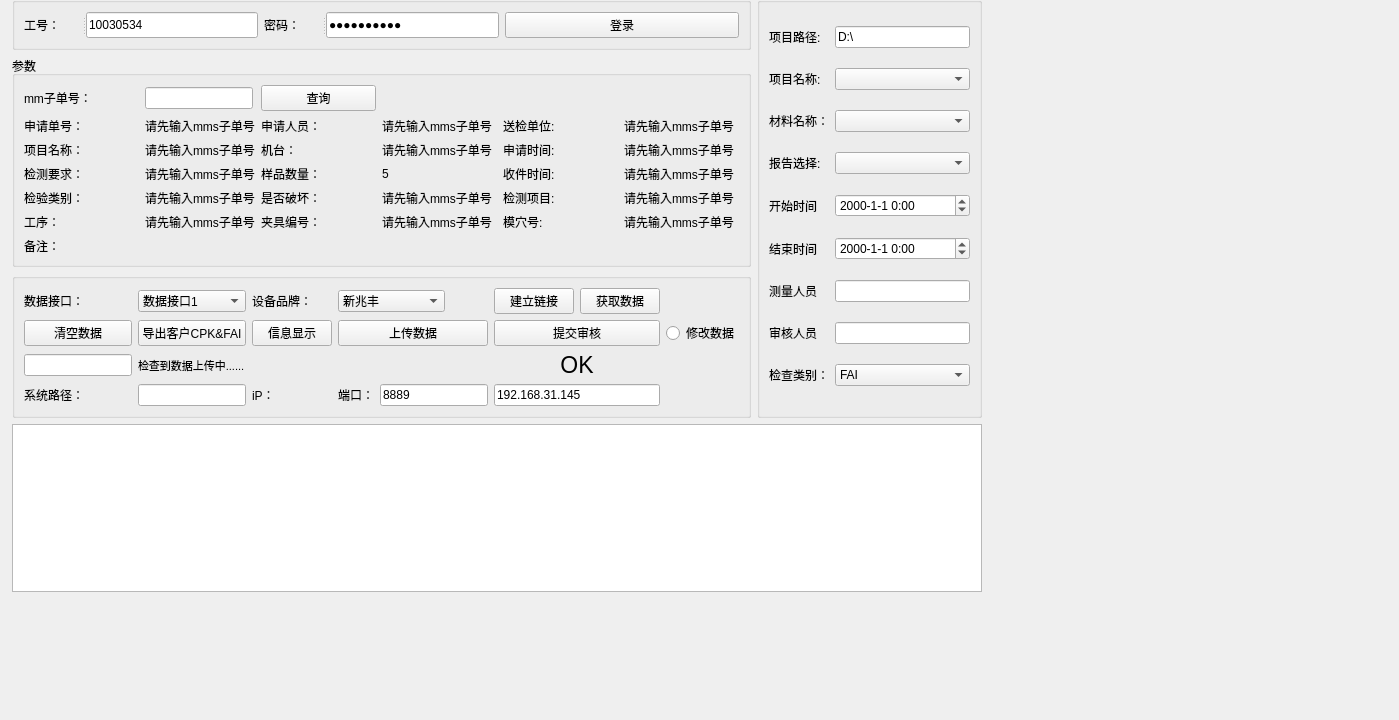
This is zw_project_1_0/operationinterface.ui in PX007XP/LY_SDK as Qt 5 draws it before an edit. The edited form follows.
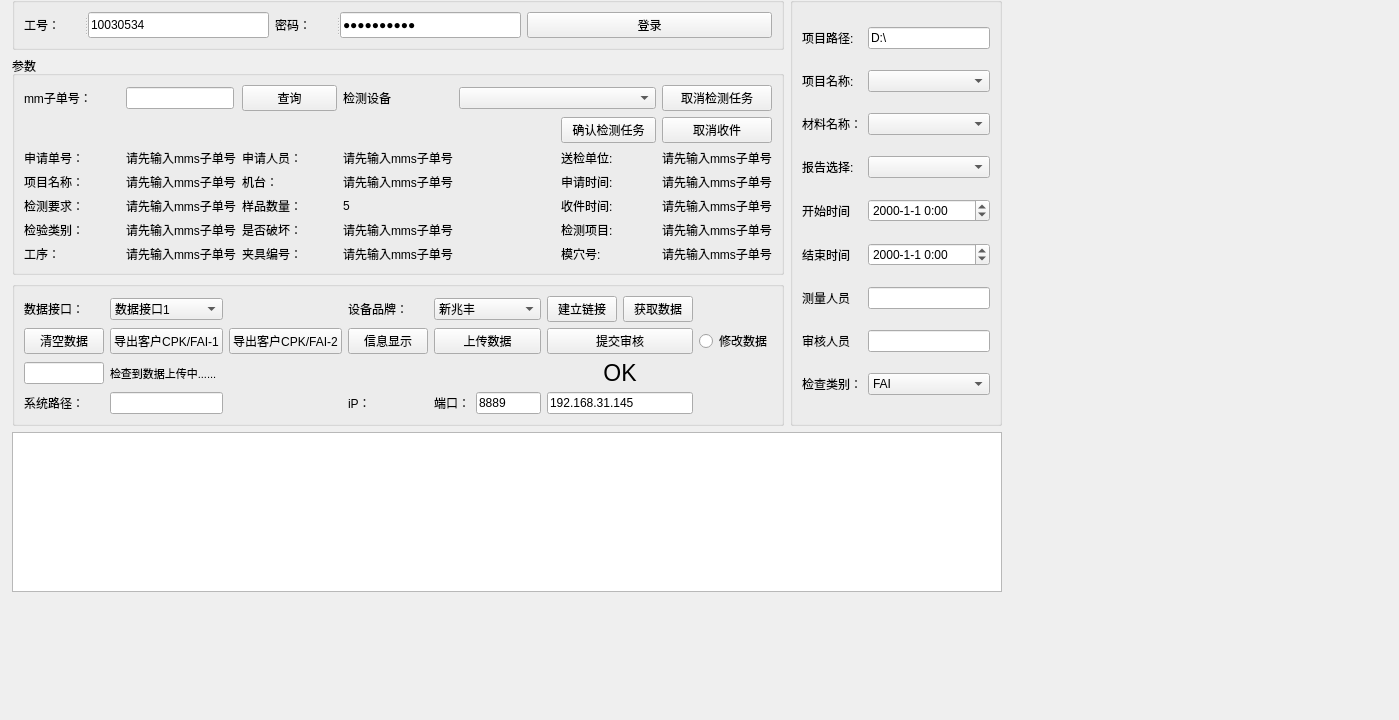
This is the edited form. Custom widgets are drawn as their Qt base class.

Commit message: 界面优化 新增确认检测 取消收件 取消检测等按钮功能

Diff of the .ui file:
```diff
--- a/zw_project_1_0/operationinterface.ui
+++ b/zw_project_1_0/operationinterface.ui
@@ -18,7 +18,7 @@
     <rect>
      <x>12</x>
      <y>-17</y>
-     <width>970</width>
+     <width>990</width>
      <height>609</height>
     </rect>
    </property>
@@ -96,84 +96,21 @@
              <string>参数</string>
             </property>
             <layout class="QGridLayout" name="gridLayout_5">
-             <item row="0" column="2">
-              <widget class="QPushButton" name="GetInfoButton">
-               <property name="text">
-                <string>查询</string>
-               </property>
-              </widget>
-             </item>
-             <item row="2" column="3">
-              <widget class="QLabel" name="label_jitai">
-               <property name="text">
-                <string>请先输入mms子单号</string>
-               </property>
-              </widget>
-             </item>
-             <item row="6" column="0">
-              <widget class="QLabel" name="label_beizhu">
-               <property name="text">
-                <string>备注：</string>
-               </property>
-              </widget>
-             </item>
-             <item row="4" column="2">
-              <widget class="QLabel" name="label_38">
-               <property name="text">
-                <string>是否破坏：</string>
-               </property>
-              </widget>
-             </item>
-             <item row="4" column="1">
-              <widget class="QLabel" name="label_jianyanleibie">
-               <property name="text">
-                <string>请先输入mms子单号</string>
-               </property>
-              </widget>
-             </item>
-             <item row="1" column="5">
-              <widget class="QLabel" name="label_25">
-               <property name="text">
-                <string>送检单位:</string>
-               </property>
-              </widget>
-             </item>
-             <item row="5" column="1">
-              <widget class="QLabel" name="label_gongxu">
-               <property name="text">
-                <string>请先输入mms子单号</string>
-               </property>
-              </widget>
-             </item>
-             <item row="1" column="2">
-              <widget class="QLabel" name="label_23">
-               <property name="text">
-                <string>申请人员：</string>
-               </property>
-              </widget>
-             </item>
-             <item row="1" column="6">
-              <widget class="QLabel" name="label_songjiandanwei">
-               <property name="text">
-                <string>请先输入mms子单号</string>
-               </property>
-              </widget>
-             </item>
-             <item row="4" column="5">
-              <widget class="QLabel" name="label_41">
-               <property name="text">
-                <string>检测项目:</string>
-               </property>
-              </widget>
-             </item>
-             <item row="4" column="3">
-              <widget class="QLabel" name="label_shifoupohuai">
+             <item row="7" column="6">
+              <widget class="QLabel" name="label_muxuehao">
                <property name="text">
                 <string>请先输入mms子单号</string>
                </property>
               </widget>
              </item>
              <item row="5" column="3">
+              <widget class="QLabel" name="label_yangpingshuliang">
+               <property name="text">
+                <string>5</string>
+               </property>
+              </widget>
+             </item>
+             <item row="7" column="3">
               <widget class="QLabel" name="label_jiajubianhao">
                <property name="text">
                 <string>请先输入mms子单号</string>
@@ -181,110 +118,131 @@
               </widget>
              </item>
              <item row="5" column="2">
-              <widget class="QLabel" name="label_44">
-               <property name="text">
-                <string>夹具编号：</string>
-               </property>
-              </widget>
-             </item>
-             <item row="4" column="0">
-              <widget class="QLabel" name="label_42">
-               <property name="text">
-                <string>检验类别：</string>
-               </property>
-              </widget>
-             </item>
-             <item row="5" column="6">
-              <widget class="QLabel" name="label_muxuehao">
-               <property name="text">
-                <string>请先输入mms子单号</string>
-               </property>
-              </widget>
-             </item>
-             <item row="4" column="6">
-              <widget class="QLabel" name="label_jiancexiangmu">
-               <property name="text">
-                <string>请先输入mms子单号</string>
-               </property>
-              </widget>
-             </item>
-             <item row="2" column="1">
-              <widget class="QLabel" name="label_xiangmmumingchen">
-               <property name="text">
-                <string>请先输入mms子单号</string>
-               </property>
-              </widget>
-             </item>
-             <item row="2" column="5">
-              <widget class="QLabel" name="label_29">
-               <property name="text">
-                <string>申请时间:</string>
-               </property>
-              </widget>
-             </item>
-             <item row="3" column="2">
               <widget class="QLabel" name="label_32">
                <property name="text">
                 <string>样品数量：</string>
                </property>
               </widget>
              </item>
-             <item row="3" column="6">
+             <item row="2" column="5">
+              <widget class="QPushButton" name="confirmTask">
+               <property name="text">
+                <string>确认检测任务</string>
+               </property>
+              </widget>
+             </item>
+             <item row="7" column="1">
+              <widget class="QLabel" name="label_gongxu">
+               <property name="text">
+                <string>请先输入mms子单号</string>
+               </property>
+              </widget>
+             </item>
+             <item row="5" column="6">
               <widget class="QLabel" name="label_shoujianshijian">
                <property name="text">
                 <string>请先输入mms子单号</string>
                </property>
               </widget>
              </item>
-             <item row="1" column="0">
-              <widget class="QLabel" name="label_20">
-               <property name="text">
-                <string>申请单号：</string>
-               </property>
-              </widget>
-             </item>
-             <item row="3" column="5">
-              <widget class="QLabel" name="label_35">
-               <property name="text">
-                <string>收件时间:</string>
-               </property>
-              </widget>
-             </item>
-             <item row="5" column="5">
+             <item row="7" column="5">
               <widget class="QLabel" name="label_47">
                <property name="text">
                 <string>模穴号:</string>
                </property>
               </widget>
              </item>
+             <item row="0" column="0">
+              <widget class="QLabel" name="label_19">
+               <property name="text">
+                <string>mm子单号：</string>
+               </property>
+              </widget>
+             </item>
+             <item row="5" column="5">
+              <widget class="QLabel" name="label_35">
+               <property name="text">
+                <string>收件时间:</string>
+               </property>
+              </widget>
+             </item>
+             <item row="4" column="2">
+              <widget class="QLabel" name="label_26">
+               <property name="text">
+                <string>机台：</string>
+               </property>
+              </widget>
+             </item>
+             <item row="6" column="6">
+              <widget class="QLabel" name="label_jiancexiangmu">
+               <property name="text">
+                <string>请先输入mms子单号</string>
+               </property>
+              </widget>
+             </item>
+             <item row="6" column="1">
+              <widget class="QLabel" name="label_jianyanleibie">
+               <property name="text">
+                <string>请先输入mms子单号</string>
+               </property>
+              </widget>
+             </item>
+             <item row="0" column="3">
+              <widget class="QLabel" name="label_8">
+               <property name="text">
+                <string>检测设备</string>
+               </property>
+              </widget>
+             </item>
              <item row="2" column="6">
-              <widget class="QLabel" name="label_shenqingshijian">
+              <widget class="QPushButton" name="cancleRecieve">
                <property name="text">
-                <string>请先输入mms子单号</string>
+                <string>取消收件</string>
                </property>
               </widget>
              </item>
-             <item row="3" column="3">
-              <widget class="QLabel" name="label_yangpingshuliang">
+             <item row="6" column="0">
+              <widget class="QLabel" name="label_42">
                <property name="text">
-                <string>5</string>
+                <string>检验类别：</string>
                </property>
               </widget>
              </item>
-             <item row="2" column="0">
-              <widget class="QLabel" name="label_30">
-               <property name="text">
-                <string>项目名称：</string>
-               </property>
-              </widget>
-             </item>
-             <item row="3" column="1">
+             <item row="5" column="1">
               <widget class="QLabel" name="label_jianceyaoqiu">
                <property name="text">
                 <string>请先输入mms子单号</string>
                </property>
               </widget>
              </item>
+             <item row="3" column="0">
+              <widget class="QLabel" name="label_20">
+               <property name="text">
+                <string>申请单号：</string>
+               </property>
+              </widget>
+             </item>
+             <item row="3" column="1">
+              <widget class="QLabel" name="label_shenqingdanhao">
+               <property name="text">
+                <string>请先输入mms子单号</string>
+               </property>
+              </widget>
+             </item>
+             <item row="6" column="3">
+              <widget class="QLabel" name="label_shifoupohuai">
+               <property name="text">
+                <string>请先输入mms子单号</string>
+               </property>
+              </widget>
+             </item>
+             <item row="4" column="3">
+              <widget class="QLabel" name="label_jitai">
+               <property name="text">
+                <string>请先输入mms子单号</string>
+               </property>
+              </widget>
+             </item>
              <item row="0" column="1">
               <widget class="QLineEdit" name="NumberEdit">
                <property name="sizePolicy">
@@ -298,45 +256,111 @@
                </property>
               </widget>
              </item>
-             <item row="3" column="0">
-              <widget class="QLabel" name="label_36">
-               <property name="text">
-                <string>检测要求：</string>
-               </property>
-              </widget>
+             <item row="0" column="4" colspan="2">
+              <widget class="QComboBox" name="checkMachineList"/>
              </item>
-             <item row="5" column="0">
+             <item row="7" column="0">
               <widget class="QLabel" name="label_48">
                <property name="text">
                 <string>工序：</string>
                </property>
               </widget>
              </item>
-             <item row="1" column="3">
+             <item row="6" column="2">
+              <widget class="QLabel" name="label_38">
+               <property name="text">
+                <string>是否破坏：</string>
+               </property>
+              </widget>
+             </item>
+             <item row="3" column="3">
               <widget class="QLabel" name="lable_shenqingrenyuan">
                <property name="text">
                 <string>请先输入mms子单号</string>
                </property>
               </widget>
              </item>
-             <item row="2" column="2">
-              <widget class="QLabel" name="label_26">
+             <item row="7" column="2">
+              <widget class="QLabel" name="label_44">
                <property name="text">
-                <string>机台：</string>
+                <string>夹具编号：</string>
                </property>
               </widget>
              </item>
-             <item row="1" column="1">
-              <widget class="QLabel" name="label_shenqingdanhao">
+             <item row="4" column="0">
+              <widget class="QLabel" name="label_30">
                <property name="text">
+                <string>项目名称：</string>
+               </property>
+              </widget>
+             </item>
+             <item row="4" column="6">
+              <widget class="QLabel" name="label_shenqingshijian">
+               <property name="text">
                 <string>请先输入mms子单号</string>
                </property>
               </widget>
              </item>
-             <item row="0" column="0">
-              <widget class="QLabel" name="label_19">
+             <item row="3" column="2">
+              <widget class="QLabel" name="label_23">
                <property name="text">
-                <string>mm子单号：</string>
+                <string>申请人员：</string>
+               </property>
+              </widget>
+             </item>
+             <item row="3" column="5">
+              <widget class="QLabel" name="label_25">
+               <property name="text">
+                <string>送检单位:</string>
+               </property>
+              </widget>
+             </item>
+             <item row="6" column="5">
+              <widget class="QLabel" name="label_41">
+               <property name="text">
+                <string>检测项目:</string>
+               </property>
+              </widget>
+             </item>
+             <item row="0" column="6">
+              <widget class="QPushButton" name="cancleTask">
+               <property name="text">
+                <string>取消检测任务</string>
+               </property>
+              </widget>
+             </item>
+             <item row="4" column="1">
+              <widget class="QLabel" name="label_xiangmmumingchen">
+               <property name="text">
+                <string>请先输入mms子单号</string>
+               </property>
+              </widget>
+             </item>
+             <item row="3" column="6">
+              <widget class="QLabel" name="label_songjiandanwei">
+               <property name="text">
+                <string>请先输入mms子单号</string>
+               </property>
+              </widget>
+             </item>
+             <item row="4" column="5">
+              <widget class="QLabel" name="label_29">
+               <property name="text">
+                <string>申请时间:</string>
+               </property>
+              </widget>
+             </item>
+             <item row="0" column="2">
+              <widget class="QPushButton" name="GetInfoButton">
+               <property name="text">
+                <string>查询</string>
+               </property>
+              </widget>
+             </item>
+             <item row="5" column="0">
+              <widget class="QLabel" name="label_36">
+               <property name="text">
+                <string>检测要求：</string>
                </property>
               </widget>
              </item>
@@ -351,37 +375,6 @@
            <string/>
           </property>
           <layout class="QGridLayout" name="gridLayout">
-           <item row="1" column="7">
-            <widget class="QPushButton" name="ComCheckButton">
-             <property name="text">
-              <string>提交审核</string>
-             </property>
-            </widget>
-           </item>
-           <item row="5" column="7">
-            <widget class="QLineEdit" name="IpEdit">
-             <property name="text">
-              <string>192.168.31.145</string>
-             </property>
-            </widget>
-           </item>
-           <item row="1" column="0">
-            <widget class="QPushButton" name="ClearDataButton">
-             <property name="text">
-              <string>清空数据</string>
-             </property>
-            </widget>
-           </item>
-           <item row="1" column="8">
-            <widget class="QRadioButton" name="radioButton">
-             <property name="text">
-              <string>修改数据</string>
-             </property>
-            </widget>
-           </item>
-           <item row="5" column="1">
-            <widget class="QLineEdit" name="lineEdit_3"/>
-           </item>
            <item row="5" column="6">
             <layout class="QHBoxLayout" name="horizontalLayout_2">
              <item>
@@ -400,20 +393,6 @@
              </item>
             </layout>
            </item>
-           <item row="1" column="1">
-            <widget class="QPushButton" name="DownLoadFileButton">
-             <property name="text">
-              <string>导出客户CPK&amp;&amp;FAI</string>
-             </property>
-            </widget>
-           </item>
-           <item row="5" column="0">
-            <widget class="QLabel" name="label_6">
-             <property name="text">
-              <string>系统路径：</string>
-             </property>
-            </widget>
-           </item>
            <item row="0" column="5">
             <widget class="QLabel" name="label_7">
              <property name="sizePolicy">
@@ -444,122 +423,10 @@
              </item>
             </widget>
            </item>
-           <item row="0" column="6">
-            <widget class="QComboBox" name="sehbeicomboBox">
-             <property name="sizePolicy">
-              <sizepolicy hsizetype="Fixed" vsizetype="Fixed">
-               <horstretch>0</horstretch>
-               <verstretch>0</verstretch>
-              </sizepolicy>
-             </property>
-             <property name="currentIndex">
-              <number>0</number>
-             </property>
-             <item>
-              <property name="text">
-               <string>新兆丰</string>
-              </property>
-             </item>
-             <item>
-              <property name="text">
-               <string>MicroVu</string>
-              </property>
-             </item>
-             <item>
-              <property name="text">
-               <string>老兆丰</string>
-              </property>
-             </item>
-             <item>
-              <property name="text">
-               <string>海克斯康OMM</string>
-              </property>
-             </item>
-             <item>
-              <property name="text">
-               <string>海克斯康CMM</string>
-              </property>
-             </item>
-             <item>
-              <property name="text">
-               <string>HG&amp;MIC</string>
-              </property>
-             </item>
-            </widget>
-           </item>
-           <item row="0" column="7">
-            <layout class="QHBoxLayout" name="horizontalLayout_3">
-             <item>
-              <widget class="QPushButton" name="connectButton">
-               <property name="text">
-                <string>建立链接</string>
-               </property>
-              </widget>
-             </item>
-             <item>
-              <widget class="QPushButton" name="GetDataButton">
-               <property name="text">
-                <string>获取数据</string>
-               </property>
-              </widget>
-             </item>
-            </layout>
-           </item>
-           <item row="1" column="5">
-            <widget class="QPushButton" name="ShowDataButton">
-             <property name="sizePolicy">
-              <sizepolicy hsizetype="Fixed" vsizetype="Fixed">
-               <horstretch>0</horstretch>
-               <verstretch>0</verstretch>
-              </sizepolicy>
-             </property>
+           <item row="5" column="7">
+            <widget class="QLineEdit" name="IpEdit">
              <property name="text">
-              <string>信息显示</string>
-             </property>
-            </widget>
-           </item>
-           <item row="1" column="6">
-            <widget class="QPushButton" name="WriteFilepushButton">
-             <property name="sizePolicy">
-              <sizepolicy hsizetype="Preferred" vsizetype="Fixed">
-               <horstretch>0</horstretch>
-               <verstretch>0</verstretch>
-              </sizepolicy>
-             </property>
-             <property name="text">
-              <string>上传数据</string>
-             </property>
-            </widget>
-           </item>
-           <item row="4" column="7">
-            <widget class="QLabel" name="label_21">
-             <property name="font">
-              <font>
-               <pointsize>17</pointsize>
-              </font>
-             </property>
-             <property name="acceptDrops">
-              <bool>false</bool>
-             </property>
-             <property name="text">
-              <string>OK</string>
-             </property>
-             <property name="alignment">
-              <set>Qt::AlignCenter</set>
-             </property>
-            </widget>
-           </item>
-           <item row="5" column="5">
-            <widget class="QLabel" name="label_11">
-             <property name="text">
-              <string>iP：</string>
-             </property>
-            </widget>
-           </item>
-           <item row="0" column="0">
-            <widget class="QLabel" name="label_5">
-             <property name="text">
-              <string>数据接口：</string>
+              <string>192.168.31.145</string>
              </property>
             </widget>
            </item>
@@ -610,6 +477,170 @@
              </property>
             </widget>
            </item>
+           <item row="1" column="7">
+            <widget class="QPushButton" name="ComCheckButton">
+             <property name="text">
+              <string>提交审核</string>
+             </property>
+            </widget>
+           </item>
+           <item row="1" column="6">
+            <widget class="QPushButton" name="WriteFilepushButton">
+             <property name="sizePolicy">
+              <sizepolicy hsizetype="Preferred" vsizetype="Fixed">
+               <horstretch>0</horstretch>
+               <verstretch>0</verstretch>
+              </sizepolicy>
+             </property>
+             <property name="text">
+              <string>上传数据</string>
+             </property>
+            </widget>
+           </item>
+           <item row="4" column="7">
+            <widget class="QLabel" name="label_21">
+             <property name="font">
+              <font>
+               <pointsize>17</pointsize>
+              </font>
+             </property>
+             <property name="acceptDrops">
+              <bool>false</bool>
+             </property>
+             <property name="text">
+              <string>OK</string>
+             </property>
+             <property name="alignment">
+              <set>Qt::AlignCenter</set>
+             </property>
+            </widget>
+           </item>
+           <item row="0" column="7">
+            <layout class="QHBoxLayout" name="horizontalLayout_3">
+             <item>
+              <widget class="QPushButton" name="connectButton">
+               <property name="text">
+                <string>建立链接</string>
+               </property>
+              </widget>
+             </item>
+             <item>
+              <widget class="QPushButton" name="GetDataButton">
+               <property name="text">
+                <string>获取数据</string>
+               </property>
+              </widget>
+             </item>
+            </layout>
+           </item>
+           <item row="1" column="0">
+            <widget class="QPushButton" name="ClearDataButton">
+             <property name="text">
+              <string>清空数据</string>
+             </property>
+            </widget>
+           </item>
+           <item row="0" column="0">
+            <widget class="QLabel" name="label_5">
+             <property name="text">
+              <string>数据接口：</string>
+             </property>
+            </widget>
+           </item>
+           <item row="1" column="1">
+            <widget class="QPushButton" name="DownLoadFileButton">
+             <property name="text">
+              <string>导出客户CPK/FAI-1</string>
+             </property>
+            </widget>
+           </item>
+           <item row="1" column="5">
+            <widget class="QPushButton" name="ShowDataButton">
+             <property name="sizePolicy">
+              <sizepolicy hsizetype="Fixed" vsizetype="Fixed">
+               <horstretch>0</horstretch>
+               <verstretch>0</verstretch>
+              </sizepolicy>
+             </property>
+             <property name="text">
+              <string>信息显示</string>
+             </property>
+            </widget>
+           </item>
+           <item row="0" column="6">
+            <widget class="QComboBox" name="sehbeicomboBox">
+             <property name="sizePolicy">
+              <sizepolicy hsizetype="Fixed" vsizetype="Fixed">
+               <horstretch>0</horstretch>
+               <verstretch>0</verstretch>
+              </sizepolicy>
+             </property>
+             <property name="currentIndex">
+              <number>0</number>
+             </property>
+             <item>
+              <property name="text">
+               <string>新兆丰</string>
+              </property>
+             </item>
+             <item>
+              <property name="text">
+               <string>MicroVu</string>
+              </property>
+             </item>
+             <item>
+              <property name="text">
+               <string>老兆丰</string>
+              </property>
+             </item>
+             <item>
+              <property name="text">
+               <string>海克斯康OMM</string>
+              </property>
+             </item>
+             <item>
+              <property name="text">
+               <string>海克斯康CMM</string>
+              </property>
+             </item>
+             <item>
+              <property name="text">
+               <string>HG&amp;MIC</string>
+              </property>
+             </item>
+            </widget>
+           </item>
+           <item row="5" column="0">
+            <widget class="QLabel" name="label_6">
+             <property name="text">
+              <string>系统路径：</string>
+             </property>
+            </widget>
+           </item>
+           <item row="1" column="8">
+            <widget class="QRadioButton" name="radioButton">
+             <property name="text">
+              <string>修改数据</string>
+             </property>
+            </widget>
+           </item>
+           <item row="5" column="1">
+            <widget class="QLineEdit" name="lineEdit_3"/>
+           </item>
+           <item row="5" column="5">
+            <widget class="QLabel" name="label_11">
+             <property name="text">
+              <string>iP：</string>
+             </property>
+            </widget>
+           </item>
+           <item row="1" column="2">
+            <widget class="QPushButton" name="DownLoadFileButton_1">
+             <property name="text">
+              <string>导出客户CPK/FAI-2</string>
+             </property>
+            </widget>
+           </item>
           </layout>
          </widget>
         </item>
```
The commit also changes 9 other files.
